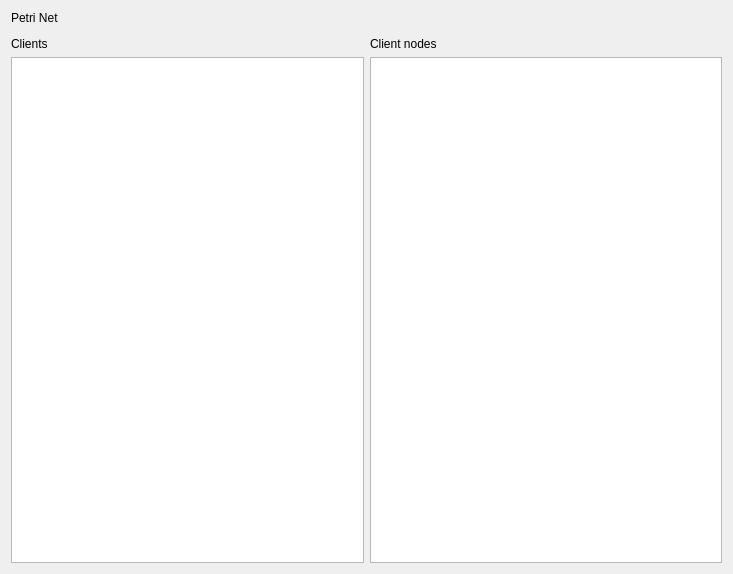
Old version of the form src/server/masterview.ui in the repository jcelerier/dpetri.
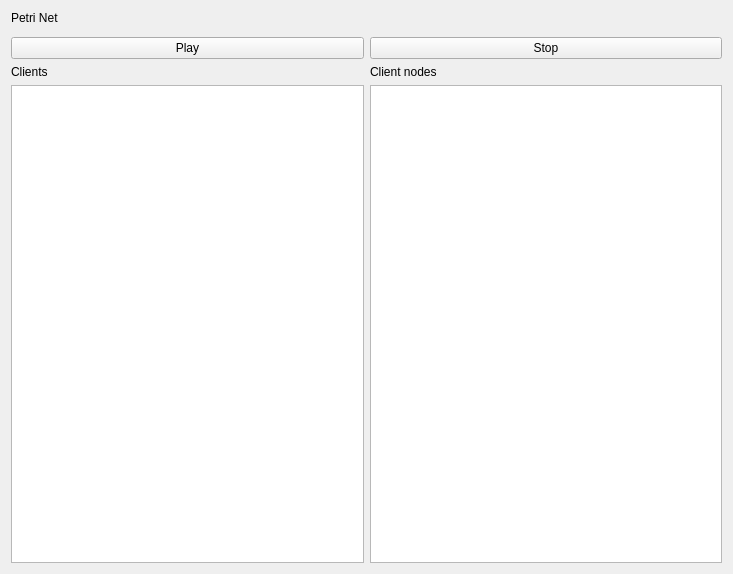
New version of the form. Custom widgets are drawn as their Qt base class.

What changed in the file:
```diff
--- a/src/server/masterview.ui
+++ b/src/server/masterview.ui
@@ -32,7 +32,7 @@
    </item>
    <item>
     <layout class="QGridLayout" name="gridLayout">
-     <item row="1" column="0">
+     <item row="2" column="0">
       <widget class="QListWidget" name="clientList">
        <property name="sizePolicy">
         <sizepolicy hsizetype="MinimumExpanding" vsizetype="MinimumExpanding">
@@ -42,7 +42,7 @@
        </property>
       </widget>
      </item>
-     <item row="1" column="1">
+     <item row="2" column="1">
       <widget class="QListWidget" name="clientNodeList">
        <property name="sizePolicy">
         <sizepolicy hsizetype="MinimumExpanding" vsizetype="MinimumExpanding">
@@ -52,20 +52,34 @@
        </property>
       </widget>
      </item>
-     <item row="0" column="1">
+     <item row="1" column="1">
       <widget class="QLabel" name="label_2">
        <property name="text">
         <string>Client nodes</string>
        </property>
       </widget>
      </item>
-     <item row="0" column="0">
+     <item row="1" column="0">
       <widget class="QLabel" name="label">
        <property name="text">
         <string>Clients</string>
        </property>
       </widget>
      </item>
+     <item row="0" column="0">
+      <widget class="QPushButton" name="pushButton">
+       <property name="text">
+        <string>Play</string>
+       </property>
+      </widget>
+     </item>
+     <item row="0" column="1">
+      <widget class="QPushButton" name="pushButton_2">
+       <property name="text">
+        <string>Stop</string>
+       </property>
+      </widget>
+     </item>
     </layout>
    </item>
   </layout>
```
Left out of the diff: 3 changed lines with no effect on the pictures.
